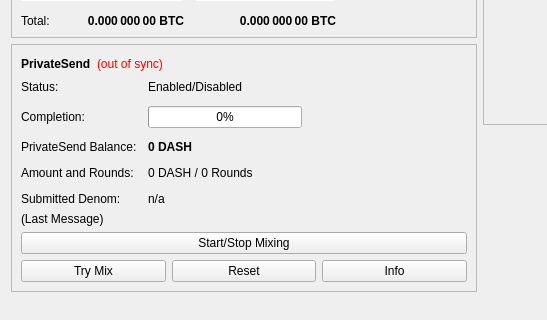
First picture: the form in src/qt/forms/overviewpage.ui, repository enox-c/enox-c, before the edit; both pictures show x 0 to 547 and y 178 to 498 of the 960 by 585 pixel window.
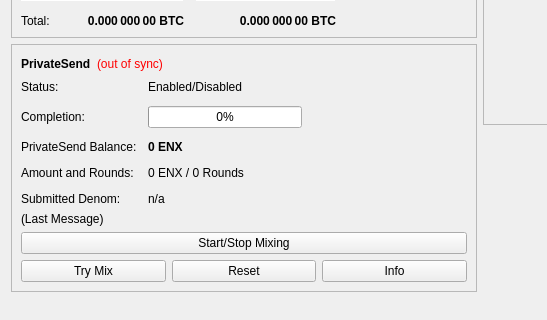
Second picture: the form after the edit.

```diff
--- a/src/qt/forms/overviewpage.ui
+++ b/src/qt/forms/overviewpage.ui
@@ -514,7 +514,7 @@
                </font>
               </property>
               <property name="text">
-               <string notr="true">0 DASH</string>
+               <string notr="true">0 ENX</string>
               </property>
              </widget>
             </item>
@@ -528,7 +528,7 @@
             <item row="3" column="1">
              <widget class="QLabel" name="labelAmountRounds">
               <property name="text">
-               <string>0 DASH / 0 Rounds</string>
+               <string>0 ENX / 0 Rounds</string>
               </property>
              </widget>
             </item>
```
Left out of the diff: 6 changed lines with no effect on the pictures.
